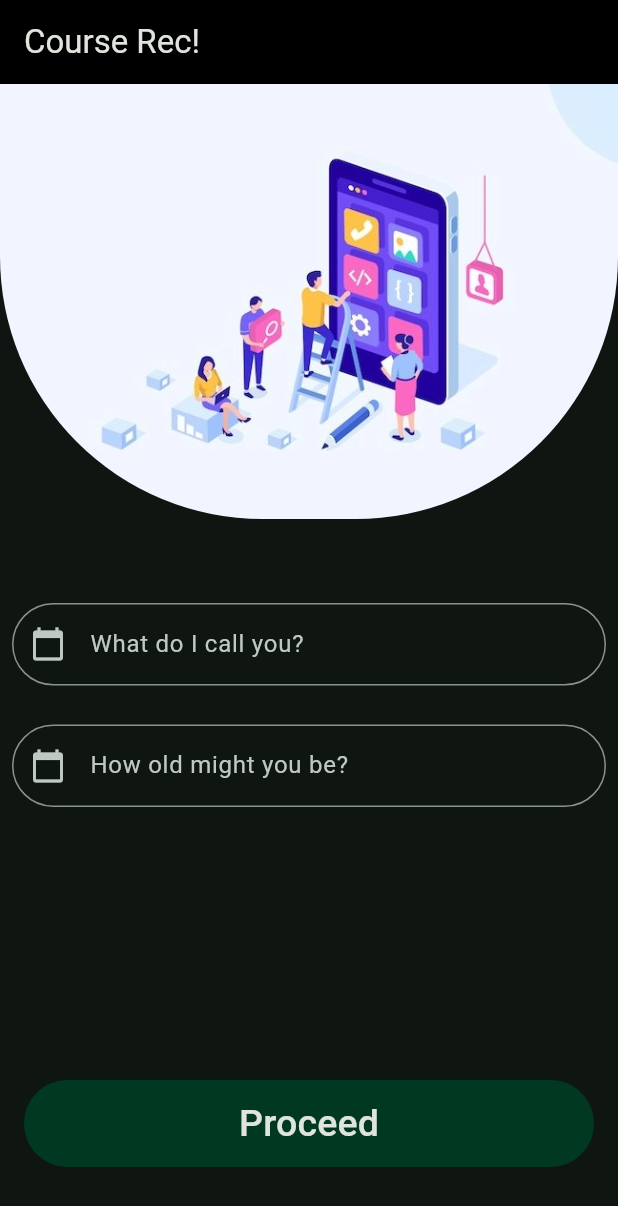
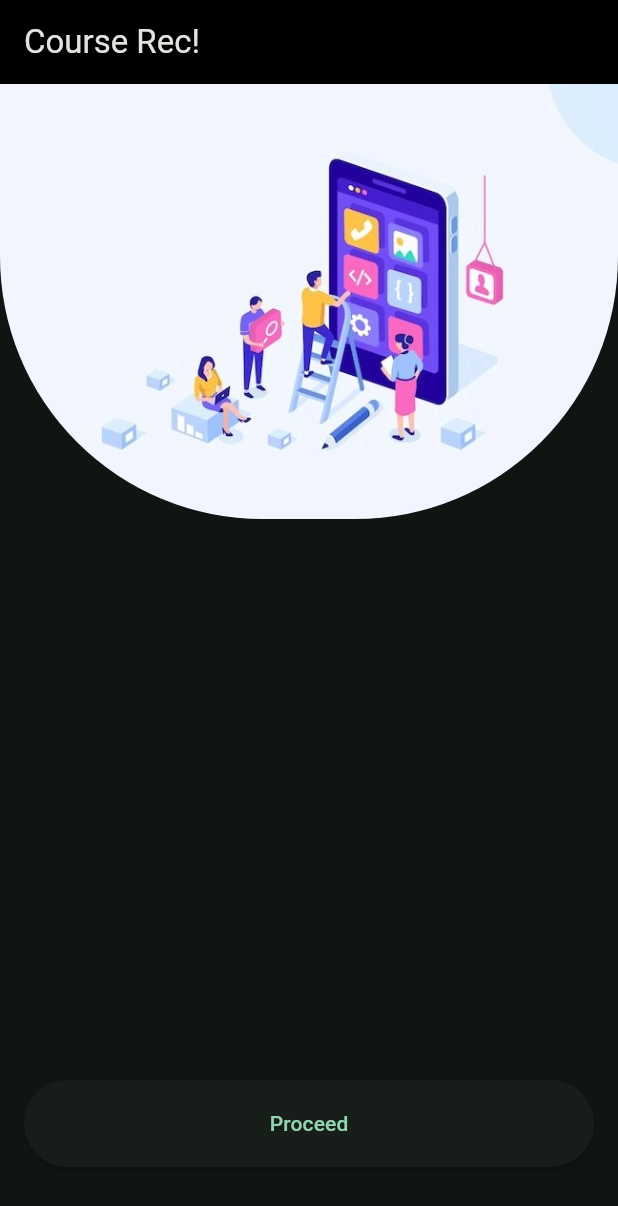
Before and after one commit to jeryjs/Career-Recommendation-App-Flutter, a Flutter app: the screen it shows after launch, on a phone screen of 412 x 824 dp. Shown: the top 1206 px of the screen. Run offline on Flutter 3.47's test engine with Material 3 defaults, Android fonts, the light colour scheme and no system bars; our stand-ins replace adaptive_theme, flutter_spinkit, percent_indicator, settings_ui, shared_preferences; missing offline and left inert: dart_openai, markdown_widget.

Commit message:
Improved start screen

```diff
--- a/lib/start_screen.dart
+++ b/lib/start_screen.dart
@@ -1,8 +1,6 @@
 import 'package:adaptive_theme/adaptive_theme.dart';
-import 'package:ashiq/settings_screen.dart';
-import 'package:ashiq/widgets.dart';
+import 'package:ashiq/question_screen.dart';
 import 'package:flutter/material.dart';
-import 'package:flutter/services.dart';
 
 class StartScreen extends StatefulWidget {
   const StartScreen({super.key});
@@ -12,8 +10,8 @@ class StartScreen extends StatefulWidget {
 }
 
 class _StartScreenState extends State<StartScreen> {
-  final TextEditingController _nameController = TextEditingController();
-  final TextEditingController _ageController = TextEditingController();
+
+  bool _isAnimating = false;
 
   @override
   Widget build(BuildContext context) {
@@ -23,88 +21,55 @@ class _StartScreenState extends State<StartScreen> {
       backgroundColor: clrSchm.surface,
       body: Column(
         children: [
-          ClipRRect(
-            borderRadius: const BorderRadius.vertical(bottom: Radius.circular(175)),
-            child: Image.asset('assets/images/building_an_app.png', height: 290, fit: BoxFit.cover),
-          ),
-          const SizedBox(height: 40),
-          Padding(
-            padding: const EdgeInsets.symmetric(horizontal: 8, vertical: 16),
-            child: textForm(title: "What do I call you?", hint: "Enter your unique name", controller: _nameController, context: context),
-          ),
-          const SizedBox(height: 10),
-          Padding(
-            padding: const EdgeInsets.symmetric(horizontal: 8),
-            child: textForm(title: "How old might you be?", hint: "Enter your age", controller: _ageController, isDigits:true, context: context)
+          AnimatedContainer(
+            duration: const Duration(seconds: 1),
+            curve: Curves.easeInOut,
+            height: _isAnimating ? MediaQuery.of(context).size.height*0.75 : 290,
+            child: ClipRRect(
+              borderRadius: const BorderRadius.vertical(bottom: Radius.circular(175)),
+              child: Image.asset('assets/images/building_an_app.png', fit: BoxFit.cover),
+            ),
           ),
         ],
       ),
       bottomNavigationBar: Container(
         margin: const EdgeInsets.symmetric(vertical: 46, horizontal: 16),
         width: double.infinity,
-        child: loginButtonWD(context),
+        child: preoceedButton(context),
       ),
     );
   }
 
-  Widget loginFormWD({required String title, required TextEditingController controller, bool digits = false}) {
+  Widget preoceedButton(BuildContext context) {
     final clrSchm = Theme.of(context).colorScheme;
     return SizedBox(
       height: 58,
-      child: TextField(
-        controller: controller,
-        maxLines: 1,
-        keyboardType: digits ? TextInputType.number : null,
-        inputFormatters: digits ? <TextInputFormatter>[
-          FilteringTextInputFormatter.digitsOnly
-        ] : null,
-        decoration: InputDecoration(
-          labelText: title,
-          border: OutlineInputBorder(borderRadius: BorderRadius.circular(100)),
-          prefixIcon: const Icon(Icons.calendar_today),
-          focusedBorder: OutlineInputBorder(
-            borderRadius: BorderRadius.circular(8),
-            borderSide: BorderSide(
-              color: clrSchm.primaryContainer,
-              width: 4,
-            ),
-          ),
-        ),
-        style: TextStyle(
-          color: clrSchm.primary,
-          fontSize: 15,
-        ),
+      child: ElevatedButton(
+        onPressed: () {
+          setState(() {
+            _isAnimating = true;
+          });
+          Future.delayed(const Duration(seconds: 1), () {
+            Navigator.push(
+              context,
+              PageRouteBuilder(
+                transitionDuration: const Duration(seconds: 1),
+                pageBuilder: (context, animation, secondaryAnimation) => const QuestionScreen(),
+                transitionsBuilder: (context, animation, secondaryAnimation, child) {
+                  return FadeTransition(
+                    opacity: animation,
+                    child: child,
+                  );
+                },
+              ),
+            );
+          });
+        },
+        // color: clrSchm.primary,
+        child: const Text('Proceed'),
       ),
     );
   }
-
-  Widget loginButtonWD(BuildContext context) {
-    final clrSchm = Theme.of(context).colorScheme;
-    return SizedBox(
-      height: 58,
-      width: double.infinity,
-      child: ElevatedButton(
-        onPressed: () {
-          Navigator.of(context).push(MaterialPageRoute(
-              builder: (context) => const SettingsScreen()));
-        },
-        style: ElevatedButton.styleFrom(
-          elevation: 0,
-          backgroundColor: clrSchm.onPrimary,
-          shape: const RoundedRectangleBorder(
-              borderRadius: BorderRadius.all(Radius.circular(99))),
-        ),
-        child: Text(
-          'Proceed',
-          style: TextStyle(
-            color: clrSchm.onBackground,
-            fontSize: 25,
-            fontWeight: FontWeight.w500,
-          ),
-        ),
-      ),
-    );
-}
 }
 
 class ThemeSelectionPage extends StatelessWidget {
--- a/lib/widgets.dart
+++ b/lib/widgets.dart
@@ -1,7 +1,7 @@
 import 'package:flutter/material.dart';
 import 'package:flutter/services.dart';
 
-Widget textForm({title, hint, required controller, isDigits=false, required BuildContext context}) {
+Widget textForm({title, hint, required controller, isDigits=false, required BuildContext context, icon}) {
   return TextField(
     controller: controller,
     maxLines: 1,
@@ -13,7 +13,7 @@ Widget textForm({title, hint, required controller, isDigits=false, required Buil
       border: OutlineInputBorder(
         borderRadius: BorderRadius.circular(100),
       ),
-      prefixIcon: const Icon(Icons.calendar_today),
+      prefixIcon: Icon(icon),
       focusedBorder: OutlineInputBorder(
         borderRadius: BorderRadius.circular(16),
         borderSide: BorderSide(color: Theme.of(context).colorScheme.primaryContainer, width: 4),
```
